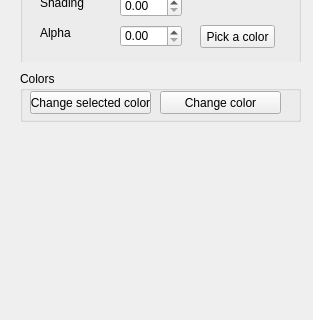
Qt form QtFramework/GUI/SideWidget.ui (Lasoloz/cagd-assignments) before a commit; both pictures show x 0 to 313 and y 459 to 779 of the 313 by 779 pixel window.
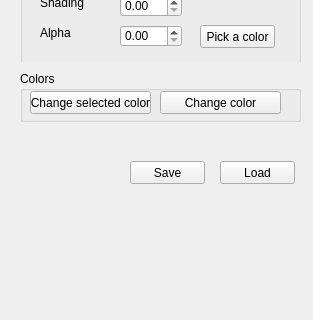
The same form after that commit.

```diff
--- a/QtFramework/GUI/SideWidget.ui
+++ b/QtFramework/GUI/SideWidget.ui
@@ -634,6 +634,32 @@
     </property>
    </widget>
   </widget>
+  <widget class="QPushButton" name="saveButton">
+   <property name="geometry">
+    <rect>
+     <x>130</x>
+     <y>620</y>
+     <width>75</width>
+     <height>23</height>
+    </rect>
+   </property>
+   <property name="text">
+    <string>Save</string>
+   </property>
+  </widget>
+  <widget class="QPushButton" name="loadButton">
+   <property name="geometry">
+    <rect>
+     <x>220</x>
+     <y>620</y>
+     <width>75</width>
+     <height>23</height>
+    </rect>
+   </property>
+   <property name="text">
+    <string>Load</string>
+   </property>
+  </widget>
   <zorder>groupBox</zorder>
   <zorder>customizeColor</zorder>
   <zorder>customizePage</zorder>
```
Left out of the diff: 8 changed lines with no effect on the pictures.
